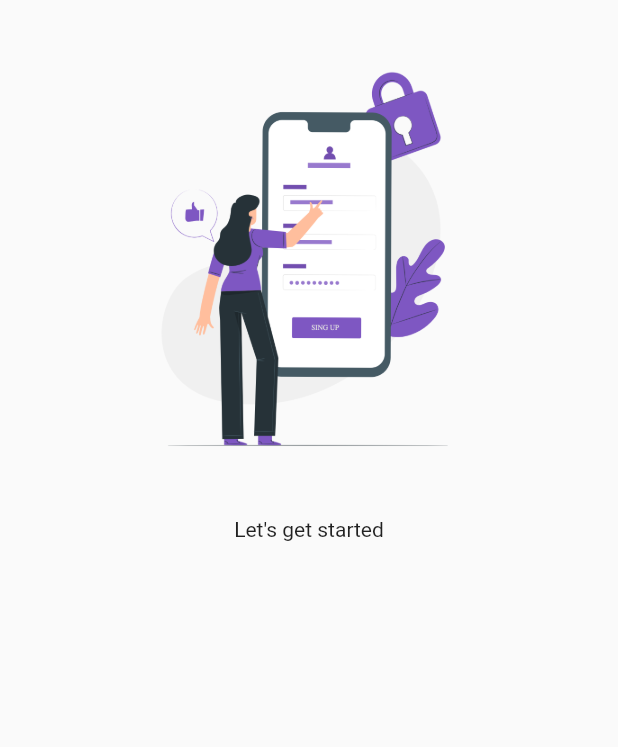
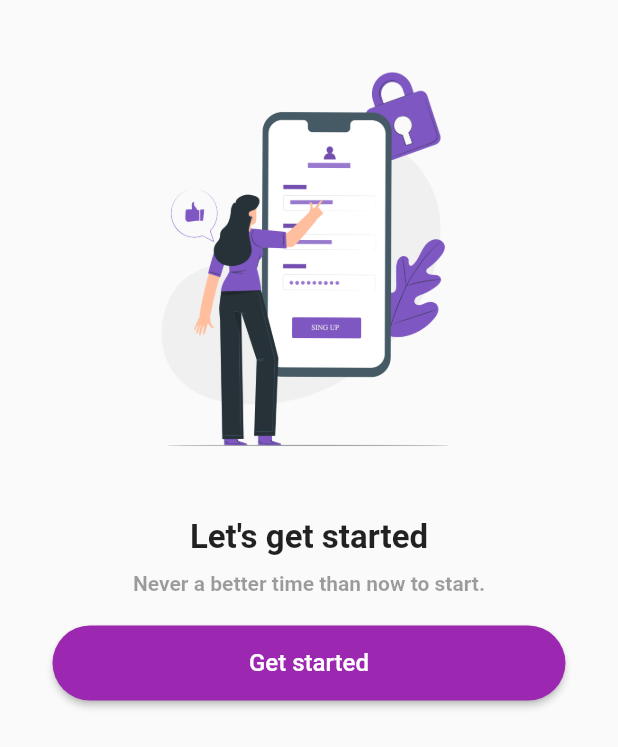
Before and after one commit to hernanspc/Flutter_Phone_Auth, a Flutter app: the screen it shows after launch, on a phone screen of 412 x 824 dp. Shown: the top 747 px of the screen. Run offline on Flutter 3.47's test engine with Material 2 defaults, Android fonts, the phone set to English and light mode, and no system bars.

Commit message:
se agrega boton widget

```diff
--- a/lib/screens/welcome_screen.dart
+++ b/lib/screens/welcome_screen.dart
@@ -1,4 +1,5 @@
 import 'package:flutter/material.dart';
+import 'package:phoneauth_firebase/widgets/custom_button.dart';
 
 class WelcomeScreen extends StatefulWidget {
   const WelcomeScreen({super.key});
@@ -22,7 +23,29 @@ class _WelcomeScreenState extends State<WelcomeScreen> {
           children: [
             Image.asset("assets/image1.png", height: 300),
             const SizedBox(height: 20),
-            const Text("Let's get started"),
+            const Text(
+              "Let's get started",
+              style: TextStyle(
+                fontSize: 22,
+                fontWeight: FontWeight.bold,
+              ),
+            ),
+            const SizedBox(height: 10),
+            const Text(
+              "Never a better time than now to start.",
+              style: TextStyle(
+                fontSize: 14,
+                color: Colors.black38,
+                fontWeight: FontWeight.bold,
+              ),
+            ),
+            const SizedBox(height: 20),
+            //custom button
+            SizedBox(
+              width: double.infinity,
+              height: 50,
+              child: CustomButton(text: 'Get started', onPressed: () {}),
+            )
           ],
         ),
       ),
--- /dev/null
+++ b/lib/widgets/custom_button.dart
@@ -0,0 +1,26 @@
+import 'package:flutter/material.dart';
+
+class CustomButton extends StatelessWidget {
+  final String text;
+  final VoidCallback onPressed;
+
+  const CustomButton({super.key, required this.text, required this.onPressed});
+
+  @override
+  Widget build(BuildContext context) {
+    return ElevatedButton(
+      onPressed: onPressed,
+      style: ButtonStyle(
+          backgroundColor: MaterialStateProperty.all<Color>(Colors.purple),
+          foregroundColor: MaterialStateProperty.all<Color>(Colors.white),
+          shape: MaterialStateProperty.all<RoundedRectangleBorder>(
+              RoundedRectangleBorder(
+            borderRadius: BorderRadius.circular(25.0),
+          ))),
+      child: Text(
+        text,
+        style: const TextStyle(fontSize: 16),
+      ),
+    );
+  }
+}
```
